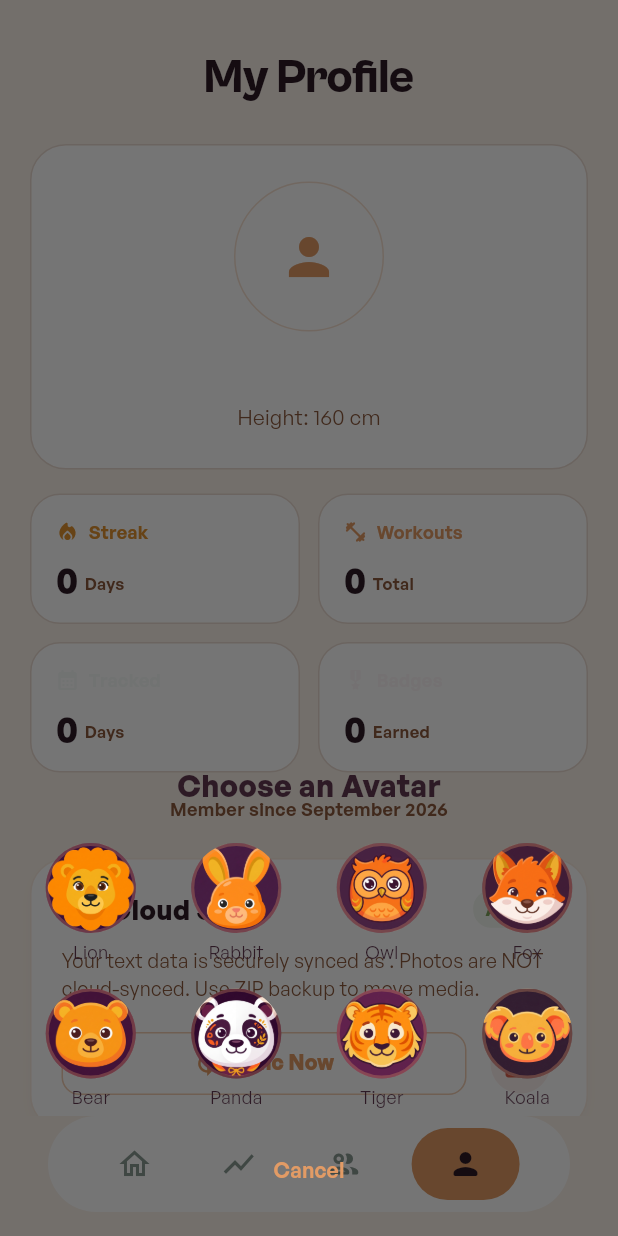
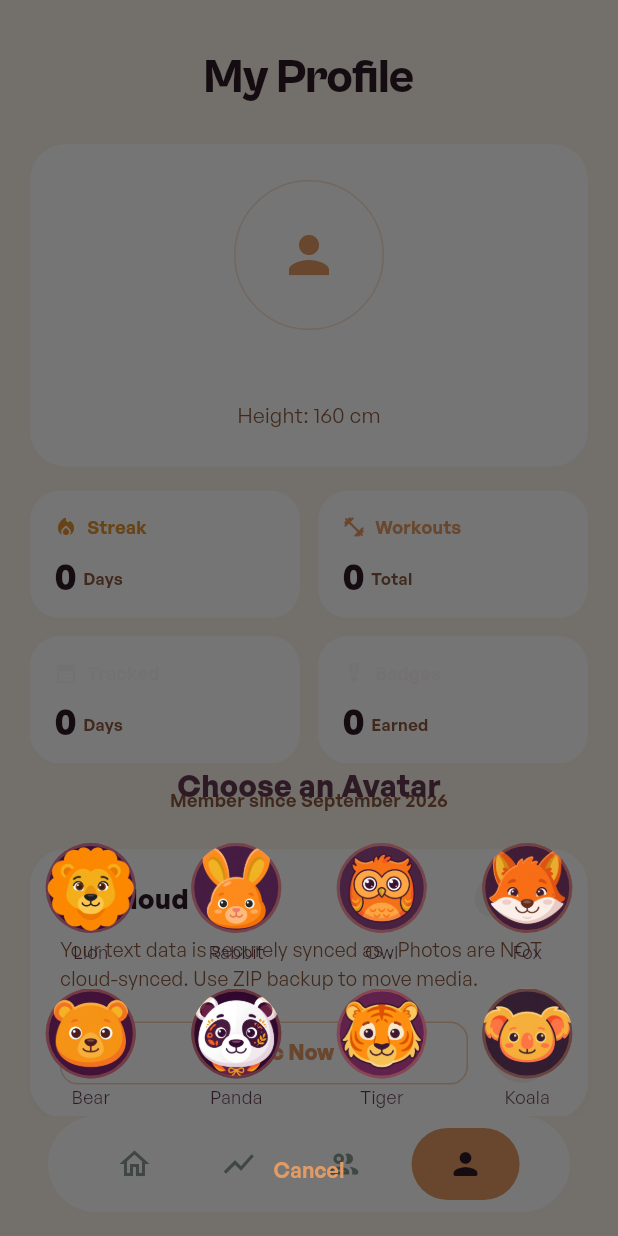
Before and after one commit to shravan-vasala/Sthira-Without-Mitra, a Flutter app: the ProfileScreen screen opened by its route, after a tap on the "person" icon, on a phone screen of 412 x 824 dp. Run offline on Flutter 3.47's test engine with Material 3 defaults, Android fonts, the phone set to English and light mode, and no system bars; our stand-ins replace cached_network_image, cloud_firestore, confetti, connectivity_plus, csv, file_picker and 21 more; missing offline and left inert: encrypt, googleai_dart, health, home_widget, pointycastle; accounts and stored records are empty; generated files the repository leaves out were written again; project files that could hold a hidden picture were left out.

Commit message:
style: Remove borders from profile widgets to mimic Sthira minimal layout

```diff
--- a/lib/screens/profile/profile_screen.dart
+++ b/lib/screens/profile/profile_screen.dart
@@ -82,7 +82,6 @@ class _ProfileScreenState extends ConsumerState<ProfileScreen> {
                 decoration: BoxDecoration(
                   color: context.colors.card,
                   borderRadius: BorderRadius.circular(24),
-                  border: Border.all(color: context.colors.border),
                 ),
                 child: Column(
                   children: [
@@ -742,9 +741,6 @@ class _CloudSyncCardState extends ConsumerState<_CloudSyncCard> {
       decoration: BoxDecoration(
         color: context.colors.card,
         borderRadius: BorderRadius.circular(24),
-        border: Border.all(
-          color: context.colors.primary.withValues(alpha: 0.2),
-        ),
         boxShadow: [
           BoxShadow(
             color: context.colors.primary.withValues(alpha: 0.05),
--- a/lib/screens/profile/widgets/journey_stats_strip.dart
+++ b/lib/screens/profile/widgets/journey_stats_strip.dart
@@ -124,7 +124,6 @@ class _StatCard extends StatelessWidget {
       decoration: BoxDecoration(
         color: context.colors.card,
         borderRadius: BorderRadius.circular(20),
-        border: Border.all(color: context.colors.border),
       ),
       child: Column(
         crossAxisAlignment: CrossAxisAlignment.start,
--- a/lib/screens/profile/widgets/trophy_room_card.dart
+++ b/lib/screens/profile/widgets/trophy_room_card.dart
@@ -54,7 +54,6 @@ class TrophyRoomCard extends ConsumerWidget {
           SurfaceCard(
             padding: const EdgeInsets.all(20),
             color: context.colors.card,
-            border: Border.all(color: context.colors.border),
             child: LayoutBuilder(
               builder: (context, constraints) {
                 return Wrap(
```
